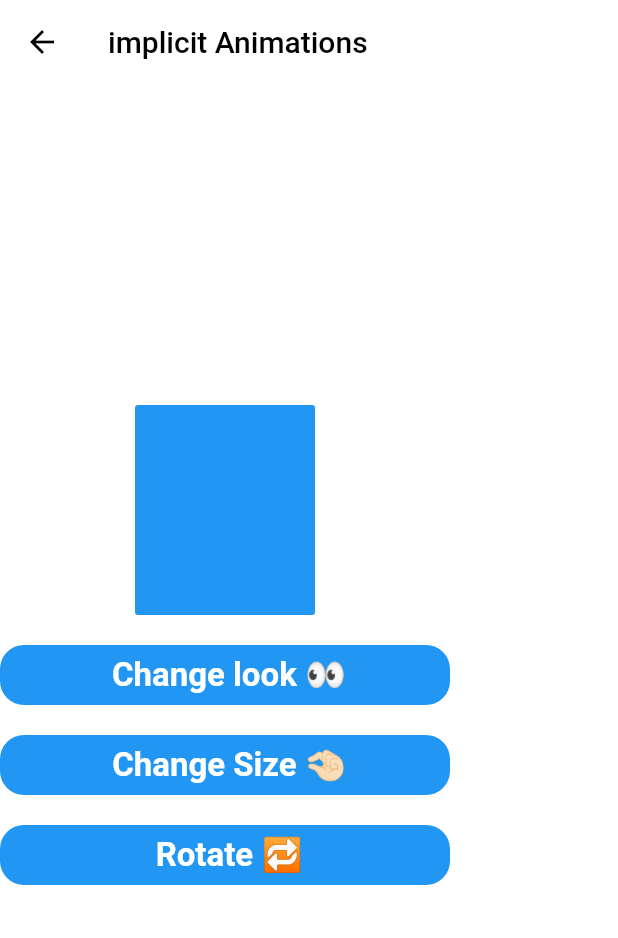
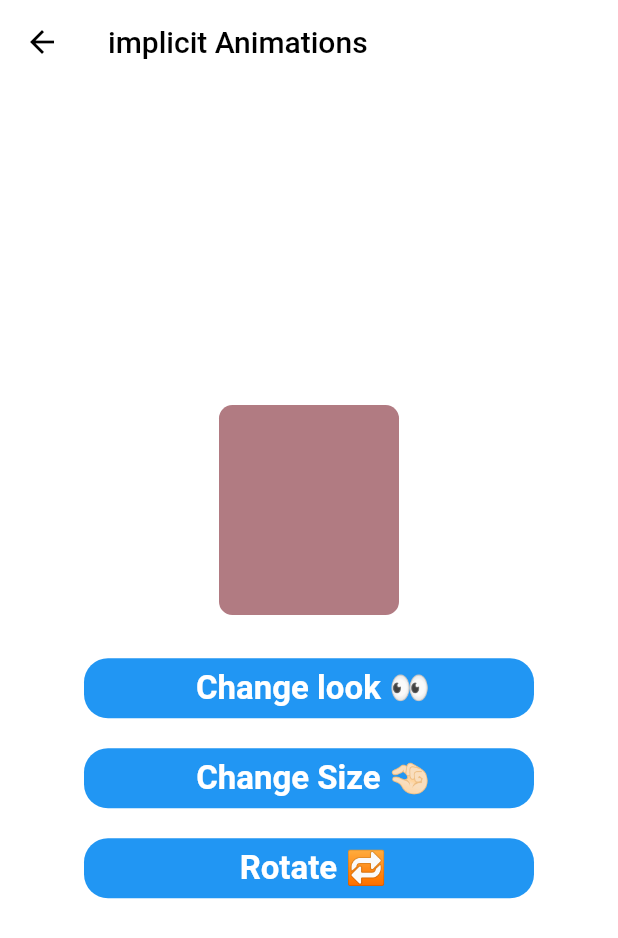
Before and after one commit to Santos-Enoque/flutter_animations_playground, a Flutter app: the screen it shows after launch, after a tap on "Implicit Animated", on a phone screen of 412 x 824 dp. Shown: the top 938 px of the screen. Run offline on Flutter 3.47's test engine with Material 2 defaults, Android fonts, the phone set to English and light mode, and no system bars.

Commit message:
starter two

```diff
--- a/lib/screens/flutter_matrix_four.dart
+++ b/lib/screens/flutter_matrix_four.dart
@@ -27,7 +27,7 @@ class _FlutterMatrixFourExampleState extends State<FlutterMatrixFourExample> {
           transform: Matrix4(
               1,0,0,0,
               0,1,0,0,
-              0,0,1,0,
+              0,0,1,0.002,
               0,0,0,1,
           )..rotateX(x)..rotateY(y)..rotateZ(z),
           alignment: FractionalOffset.center,
--- a/lib/screens/flutter_transform.dart
+++ b/lib/screens/flutter_transform.dart
@@ -1,3 +1,5 @@
+
+import 'dart:math';
 
 import 'package:flutter/material.dart';
 import 'package:flutter_animations_themes_custom_painter/widgets/custom_button.dart';
@@ -36,12 +38,15 @@ class _FlutterTransformExampleState extends State<FlutterTransformExample> {
               borderRadius: BorderRadius.circular(8)
             ),
             child: Align(
+              child: Transform(
+                transform: Matrix4.skewY(0.5),
                 child: Container(
                 width: 150,
                 height: 100,
                 decoration: BoxDecoration(
                   color: Colors.red.withOpacity(.5),
                   borderRadius: BorderRadius.circular(8)
+                ),
                         ),
               ),
             ),
--- a/lib/screens/home.dart
+++ b/lib/screens/home.dart
@@ -6,6 +6,7 @@ import 'package:flutter_animations_themes_custom_painter/screens/implicit_animat
 import 'package:flutter_animations_themes_custom_painter/screens/tween_animation.dart';
 import 'package:flutter_animations_themes_custom_painter/widgets/custom_text.dart';
 
+import 'explicit_animations.dart';
 import 'flutter_curves.dart';
 import 'flutter_matrix_four.dart';
 
@@ -69,6 +70,14 @@ class _HomeScreenState extends State<HomeScreen> {
               Navigator.push(context, MaterialPageRoute(builder: (_) => TweenAnimationExample()));
             },
           ),
+                   Divider(),
+             ListTile(
+            leading: CustomText('👉', size: 30,),
+            title: CustomText('Explicit Animations', size: 18,),
+            onTap: (){
+              Navigator.push(context, MaterialPageRoute(builder: (_) => BouncingBallDemo()));
+            },
+          ),
 
 
         ],
--- a/lib/screens/implicit_animations.dart
+++ b/lib/screens/implicit_animations.dart
@@ -5,33 +5,43 @@ import 'package:flutter_animations_themes_custom_painter/widgets/custom_button.d
 import 'package:flutter_animations_themes_custom_painter/widgets/custom_text.dart';
 
 class ImplicitAnimationsExample extends StatefulWidget {
-  const ImplicitAnimationsExample({ Key? key }) : super(key: key);
+  const ImplicitAnimationsExample({Key? key}) : super(key: key);
 
   @override
-  _ImplicitAnimationsExampleState createState() => _ImplicitAnimationsExampleState();
+  _ImplicitAnimationsExampleState createState() =>
+      _ImplicitAnimationsExampleState();
 }
 
 class _ImplicitAnimationsExampleState extends State<ImplicitAnimationsExample> {
   var _width = 120.0;
   var _height = 140.0;
   var _opacity = 0.0;
-  var  _angle = 0.0;
+  var _angle = 0.0;
   var _animationDuration = Duration(milliseconds: 400);
   late Color _color;
   late double _borderRadius;
   late double _margin;
 
-
   @override
   void initState() {
     super.initState();
-    _color = Colors.blue;
-    _borderRadius = 2;
-
+    _color = _randomColor();
+    _borderRadius = _randomValue();
+    _margin = _randomValue();
+    Future.delayed(Duration(milliseconds: 300), () {
+      setState(() {
+        _opacity = 1;
+      });
+    });
   }
 
+  double _randomValue({int max = 80}) {
+    return Random().nextDouble() * max;
+  }
 
-
+  Color _randomColor() {
+    return Color(0xFFFFFFFF & Random().nextInt(0xFFFFFFFF));
+  }
 
   @override
   Widget build(BuildContext context) {
@@ -41,35 +51,72 @@ class _ImplicitAnimationsExampleState extends State<ImplicitAnimationsExample> {
         iconTheme: IconThemeData(color: Colors.black),
         elevation: 0,
         backgroundColor: Colors.white,
-        title: Text('implicit Animations', style: TextStyle(color: Colors.black)),
+        title:
+            Text('implicit Animations', style: TextStyle(color: Colors.black)),
       ),
-      body: Column(
+      body: Container(
+        width: double.infinity,
+        child: Column(
           mainAxisAlignment: MainAxisAlignment.center,
           children: [
-        Container(
+            AnimatedOpacity(
+              opacity: _opacity,
+              duration: _animationDuration,
+              child: AnimatedContainer(
+                duration: _animationDuration,
                 width: _width,
                 height: _height,
+                transform: Matrix4.identity()..rotateZ(_angle),
+                transformAlignment: FractionalOffset.center,
                 alignment: Alignment.center,
+                margin: EdgeInsets.all(_margin),
                 decoration: BoxDecoration(
                     color: _color,
-            borderRadius: BorderRadius.circular(_borderRadius)
+                    borderRadius: BorderRadius.circular(_borderRadius)),
               ),
             ),
+            SizedBox(
+              height: 20,
+            ),
+            CustomButton(
+              onTap: () {
+                setState(() {
+                  _color = _randomColor();
+                  _borderRadius = _randomValue();
+                  _margin = _randomValue();
+                });
+              },
+              label: ' Change look 👀',
+            ),
+            SizedBox(
+              height: 20,
+            ),
+            CustomButton(
+              onTap: () {
+                setState(() {
+                  _width = _randomValue(max: 200);
+                  _height = _randomValue(max: 300);
 
-         SizedBox(height: 20,),
-         CustomButton(onTap: (){
-         }, label: ' Change look 👀',),
-
-        SizedBox(height: 20,),
-        CustomButton(onTap: (){
-
-         }, label: ' Change Size 🤏🏻',),
-        SizedBox(height: 20,),
-         CustomButton(onTap: (){
-
-         }, label: ' Rotate 🔁',),
-        SizedBox(height: 20,),
+                });
+              },
+              label: ' Change Size 🤏🏻',
+            ),
+            SizedBox(
+              height: 20,
+            ),
+            CustomButton(
+              onTap: () {
+                setState(() {
+                  _angle = _randomValue();
+                });
+              },
+              label: ' Rotate 🔁',
+            ),
+            SizedBox(
+              height: 20,
+            ),
           ],
+        ),
       ),
     );
   }
```
Also changed, not shown: lib/screens/explicit_animations.dart (added, +55 -0 lines), lib/screens/tween_animation.dart (+12 -6 lines). Lines whose indentation alone changed are shown as unchanged.
